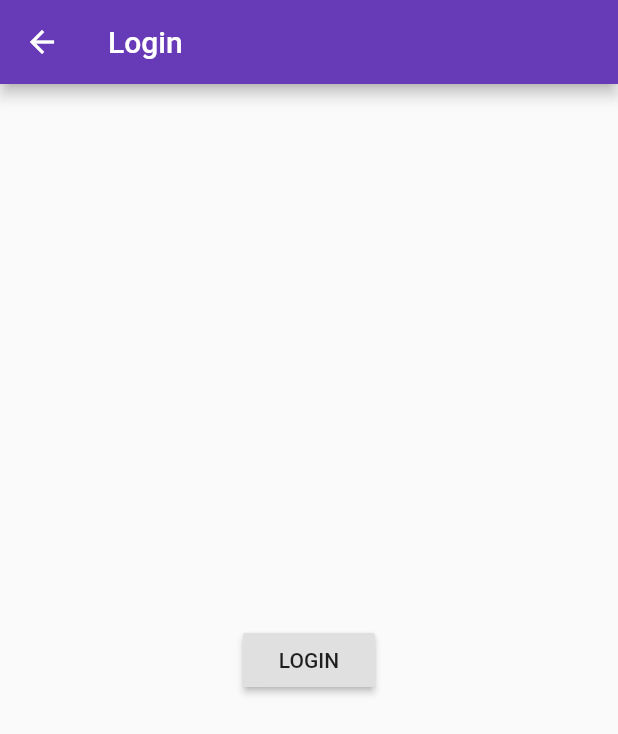
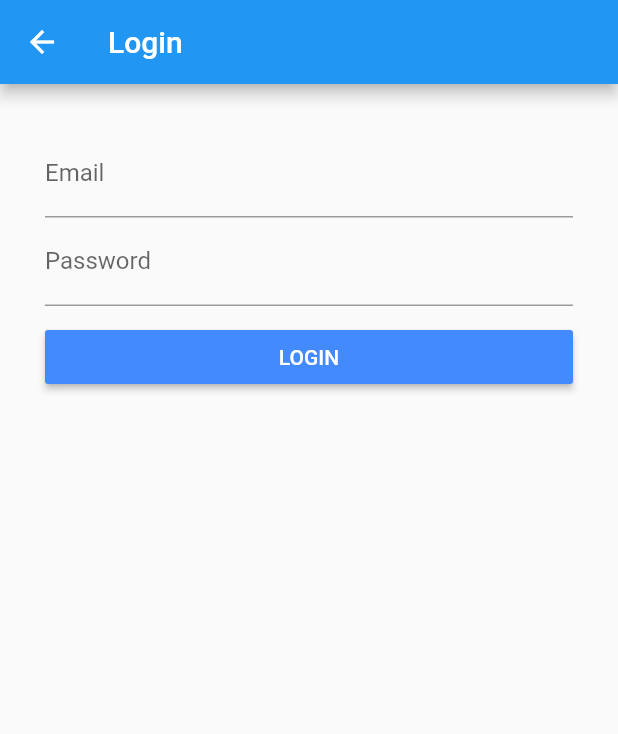
Before and after one commit to thiZguy/FlutterCourse, a Flutter app: the AuthScreen screen opened directly, on a phone screen of 412 x 824 dp. Shown: the top 734 px of the screen. Run offline on Flutter 3.47's test engine with Material 2 defaults, Android fonts, the phone set to English and light mode, and no system bars.

Commit message:
Auth Screen now has fields

```diff
--- a/lib/screens/auth.dart
+++ b/lib/screens/auth.dart
@@ -1,20 +1,65 @@
 import './products.dart';
 import 'package:flutter/material.dart';
 
-class AuthScreen extends StatelessWidget {
+class AuthScreen extends StatefulWidget {
+  @override
+  State<StatefulWidget> createState() {
+    return AuthScreenState();
+  }
+}
+
+class AuthScreenState extends State<AuthScreen> {
+  String emailVal = '';
+  String passwordVal = '';
+
   @override
   Widget build(BuildContext context) {
     return Scaffold(
         appBar: AppBar(
           title: Text('Login'),
         ),
-        body: Center(
-          child: RaisedButton(
-            onPressed: () {
-              Navigator.pushReplacementNamed(context, '/');
-            },
-            child: Text('LOGIN'),
-          ),
+        body: Container(
+          margin: EdgeInsets.all(30.0),
+          child: Center(
+              child: ListView(
+            children: <Widget>[
+              TextField(
+                keyboardType: TextInputType.emailAddress,
+                decoration: InputDecoration(
+                  labelText: 'Email',
+                ),
+                onChanged: (String email) {
+                  setState(() {
+                    emailVal = email;
+                  });
+                },
+              ),
+              TextField(
+                decoration: InputDecoration(
+                  labelText: 'Password',
+                ),
+                onChanged: (String password) {
+                  setState(() {
+                    passwordVal = password;
+                  });
+                },
+                obscureText: true,
+              ),
+              SizedBox(
+                height: 10.0,
+              ),
+              RaisedButton(
+                color: Theme.of(context).accentColor,
+                textColor: Colors.white,
+                onPressed: () {
+                  if (passwordVal.isNotEmpty && emailVal.isNotEmpty) {
+                    Navigator.pushReplacementNamed(context, '/products');
+                  }
+                },
+                child: Text('LOGIN'),
+              )
+            ],
+          )),
         ));
   }
 }
--- a/lib/screens/product_admin.dart
+++ b/lib/screens/product_admin.dart
@@ -24,7 +24,7 @@ class ProductAdminScreen extends StatelessWidget {
                   ListTile(
                     title: Text('Products'),
                     onTap: () {
-                      Navigator.pushReplacementNamed(context, '/');
+                      Navigator.pushReplacementNamed(context, '/products');
                     },
                   )
                 ],
```
Also changed, not shown: lib/main.dart (+4 -3 lines), lib/screens/create_product.dart (+10 -10 lines).
